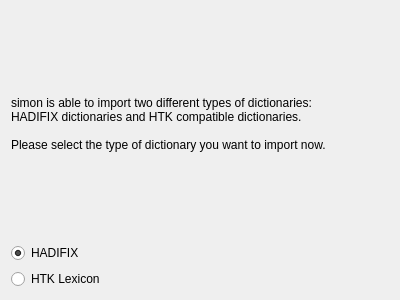
Old version of the form simon/src/simonmodelmanagementui/ImportDict/importdictselectsourcepage.ui in the repository KDE/simon.
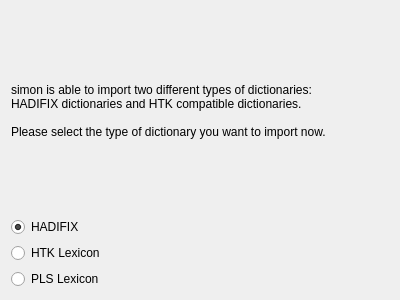
New version of the form.

The edit to the form file:
```diff
--- a/simon/src/simonmodelmanagementui/ImportDict/importdictselectsourcepage.ui
+++ b/simon/src/simonmodelmanagementui/ImportDict/importdictselectsourcepage.ui
@@ -43,6 +43,13 @@
      </property>
     </widget>
    </item>
+   <item>
+    <widget class="QRadioButton" name="rbPLS" >
+     <property name="text" >
+      <string>PLS Lexicon</string>
+     </property>
+    </widget>
+   </item>
   </layout>
  </widget>
  <resources/>
```
